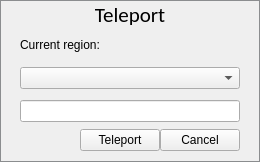
Above: UiModule/ui/TeleportWidget.ui from realXtend/tundra before the change. Below: the same form after it.
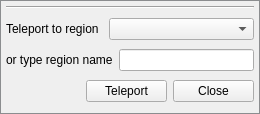
That is the form after the change.

Patch:
```diff
--- a/UiModule/ui/TeleportWidget.ui
+++ b/UiModule/ui/TeleportWidget.ui
@@ -6,8 +6,8 @@
    <rect>
     <x>0</x>
     <y>0</y>
-    <width>258</width>
-    <height>162</height>
+    <width>260</width>
+    <height>114</height>
    </rect>
   </property>
   <property name="windowTitle">
@@ -35,127 +35,29 @@
        <property name="spacing">
         <number>0</number>
        </property>
+       <property name="margin">
+        <number>6</number>
+       </property>
        <item>
         <layout class="QVBoxLayout" name="verticalLayout_5">
          <property name="spacing">
-          <number>0</number>
+          <number>6</number>
          </property>
          <item>
-          <widget class="QLabel" name="titleLabel">
-           <property name="sizePolicy">
-            <sizepolicy hsizetype="Expanding" vsizetype="Fixed">
-             <horstretch>0</horstretch>
-             <verstretch>0</verstretch>
-            </sizepolicy>
-           </property>
-           <property name="minimumSize">
-            <size>
-             <width>0</width>
-             <height>30</height>
-            </size>
-           </property>
-           <property name="maximumSize">
-            <size>
-             <width>16777215</width>
-             <height>30</height>
-            </size>
-           </property>
-           <property name="font">
-            <font>
-             <family>Calibri</family>
-             <pointsize>16</pointsize>
-            </font>
-           </property>
-           <property name="text">
-            <string>Teleport</string>
-           </property>
-           <property name="alignment">
-            <set>Qt::AlignCenter</set>
+          <layout class="QVBoxLayout" name="mapWidgetLayout"/>
+         </item>
+         <item>
+          <widget class="Line" name="line">
+           <property name="orientation">
+            <enum>Qt::Horizontal</enum>
            </property>
           </widget>
          </item>
-         <item>
-          <layout class="QHBoxLayout" name="horizontalLayout_4">
-           <item>
-            <spacer name="verticalSpacer_5">
-             <property name="orientation">
-              <enum>Qt::Vertical</enum>
-             </property>
-             <property name="sizeType">
-              <enum>QSizePolicy::Minimum</enum>
-             </property>
-             <property name="sizeHint" stdset="0">
-              <size>
-               <width>20</width>
-               <height>30</height>
-              </size>
-             </property>
-            </spacer>
-           </item>
-           <item>
-            <widget class="QLabel" name="currentRegionHeading">
-             <property name="sizePolicy">
-              <sizepolicy hsizetype="Fixed" vsizetype="Fixed">
-               <horstretch>0</horstretch>
-               <verstretch>0</verstretch>
-              </sizepolicy>
-             </property>
-             <property name="text">
-              <string>Current region:</string>
-             </property>
-             <property name="alignment">
-              <set>Qt::AlignLeading|Qt::AlignLeft|Qt::AlignVCenter</set>
-             </property>
-            </widget>
-           </item>
-           <item>
-            <widget class="QLabel" name="currentRegionLabel">
-             <property name="sizePolicy">
-              <sizepolicy hsizetype="Expanding" vsizetype="Fixed">
-               <horstretch>0</horstretch>
-               <verstretch>0</verstretch>
-              </sizepolicy>
-             </property>
-             <property name="font">
-              <font>
-               <weight>75</weight>
-               <bold>true</bold>
-              </font>
-             </property>
-             <property name="text">
-              <string/>
-             </property>
-             <property name="alignment">
-              <set>Qt::AlignLeading|Qt::AlignLeft|Qt::AlignVCenter</set>
-             </property>
-             <property name="margin">
-              <number>3</number>
-             </property>
-            </widget>
-           </item>
-           <item>
-            <spacer name="verticalSpacer_6">
-             <property name="orientation">
-              <enum>Qt::Vertical</enum>
-             </property>
-             <property name="sizeType">
-              <enum>QSizePolicy::Minimum</enum>
-             </property>
-             <property name="sizeHint" stdset="0">
-              <size>
-               <width>20</width>
-               <height>30</height>
-              </size>
-             </property>
-            </spacer>
-           </item>
-          </layout>
-         </item>
          <item>
           <widget class="QFrame" name="ContentFrame">
            <layout class="QVBoxLayout" name="verticalLayout_2">
             <property name="spacing">
-             <number>0</number>
+             <number>6</number>
             </property>
             <property name="margin">
              <number>0</number>
@@ -163,118 +65,81 @@
             <item>
              <layout class="QHBoxLayout" name="horizontalLayout">
               <property name="spacing">
-               <number>1</number>
+               <number>6</number>
               </property>
               <item>
-               <spacer name="verticalSpacer_2">
-                <property name="orientation">
-                 <enum>Qt::Vertical</enum>
+               <widget class="QLabel" name="info_label_2">
+                <property name="sizePolicy">
+                 <sizepolicy hsizetype="Fixed" vsizetype="Fixed">
+                  <horstretch>0</horstretch>
+                  <verstretch>0</verstretch>
+                 </sizepolicy>
                 </property>
-                <property name="sizeType">
-                 <enum>QSizePolicy::Minimum</enum>
-                </property>
-                <property name="sizeHint" stdset="0">
-                 <size>
-                  <width>20</width>
-                  <height>30</height>
-                 </size>
-                </property>
-               </spacer>
-              </item>
-              <item>
-               <widget class="QComboBox" name="regionComboBox">
                 <property name="minimumSize">
                  <size>
-                  <width>200</width>
+                  <width>97</width>
                   <height>0</height>
                  </size>
                 </property>
+                <property name="font">
+                 <font>
+                  <weight>50</weight>
+                  <bold>false</bold>
+                 </font>
+                </property>
+                <property name="text">
+                 <string>Teleport to region</string>
+                </property>
+                <property name="alignment">
+                 <set>Qt::AlignLeading|Qt::AlignLeft|Qt::AlignVCenter</set>
+                </property>
                </widget>
               </item>
               <item>
-               <spacer name="verticalSpacer_3">
-                <property name="orientation">
-                 <enum>Qt::Vertical</enum>
-                </property>
-                <property name="sizeType">
-                 <enum>QSizePolicy::Minimum</enum>
-                </property>
-                <property name="sizeHint" stdset="0">
-                 <size>
-                  <width>20</width>
-                  <height>30</height>
-                 </size>
-                </property>
-               </spacer>
+               <widget class="QComboBox" name="regionComboBox"/>
               </item>
              </layout>
             </item>
             <item>
              <layout class="QHBoxLayout" name="horizontalLayout_6">
               <property name="spacing">
-               <number>1</number>
+               <number>6</number>
               </property>
               <item>
-               <spacer name="verticalSpacer_4">
-                <property name="orientation">
-                 <enum>Qt::Vertical</enum>
+               <widget class="QLabel" name="info_label_4">
+                <property name="sizePolicy">
+                 <sizepolicy hsizetype="Fixed" vsizetype="Fixed">
+                  <horstretch>0</horstretch>
+                  <verstretch>0</verstretch>
+                 </sizepolicy>
                 </property>
-                <property name="sizeType">
-                 <enum>QSizePolicy::Minimum</enum>
+                <property name="font">
+                 <font>
+                  <weight>50</weight>
+                  <bold>false</bold>
+                 </font>
                 </property>
-                <property name="sizeHint" stdset="0">
-                 <size>
-                  <width>20</width>
-                  <height>30</height>
-                 </size>
+                <property name="text">
+                 <string>or type region name</string>
                 </property>
-               </spacer>
-              </item>
-              <item>
-               <widget class="QLineEdit" name="regionLineEdit">
-                <property name="minimumSize">
-                 <size>
-                  <width>200</width>
-                  <height>0</height>
-                 </size>
+                <property name="alignment">
+                 <set>Qt::AlignLeading|Qt::AlignLeft|Qt::AlignVCenter</set>
                 </property>
                </widget>
               </item>
               <item>
-               <spacer name="verticalSpacer">
-                <property name="orientation">
-                 <enum>Qt::Vertical</enum>
-                </property>
-                <property name="sizeType">
-                 <enum>QSizePolicy::Minimum</enum>
-                </property>
-                <property name="sizeHint" stdset="0">
-                 <size>
-                  <width>20</width>
-                  <height>30</height>
-                 </size>
-                </property>
-               </spacer>
+               <widget class="QLineEdit" name="regionLineEdit"/>
               </item>
              </layout>
             </item>
             <item>
              <layout class="QHBoxLayout" name="horizontalLayout_3">
               <property name="spacing">
-               <number>0</number>
-              </property>
-              <property name="leftMargin">
-               <number>0</number>
-              </property>
-              <property name="topMargin">
-               <number>0</number>
-              </property>
-              <property name="rightMargin">
-               <number>0</number>
-              </property>
-              <property name="bottomMargin">
                <number>6</number>
               </property>
+              <property name="margin">
+               <number>0</number>
+              </property>
               <item>
                <spacer name="horizontalSpacer_2">
                 <property name="orientation">
@@ -301,26 +166,10 @@
               <item>
                <widget class="QPushButton" name="cancelPushButton">
                 <property name="text">
-                 <string>Cancel</string>
+                 <string>Close</string>
                 </property>
                </widget>
               </item>
-              <item>
-               <spacer name="horizontalSpacer">
-                <property name="orientation">
-                 <enum>Qt::Horizontal</enum>
-                </property>
-                <property name="sizeType">
-                 <enum>QSizePolicy::Minimum</enum>
-                </property>
-                <property name="sizeHint" stdset="0">
-                 <size>
-                  <width>20</width>
-                  <height>20</height>
-                 </size>
-                </property>
-               </spacer>
-              </item>
              </layout>
             </item>
            </layout>
```
